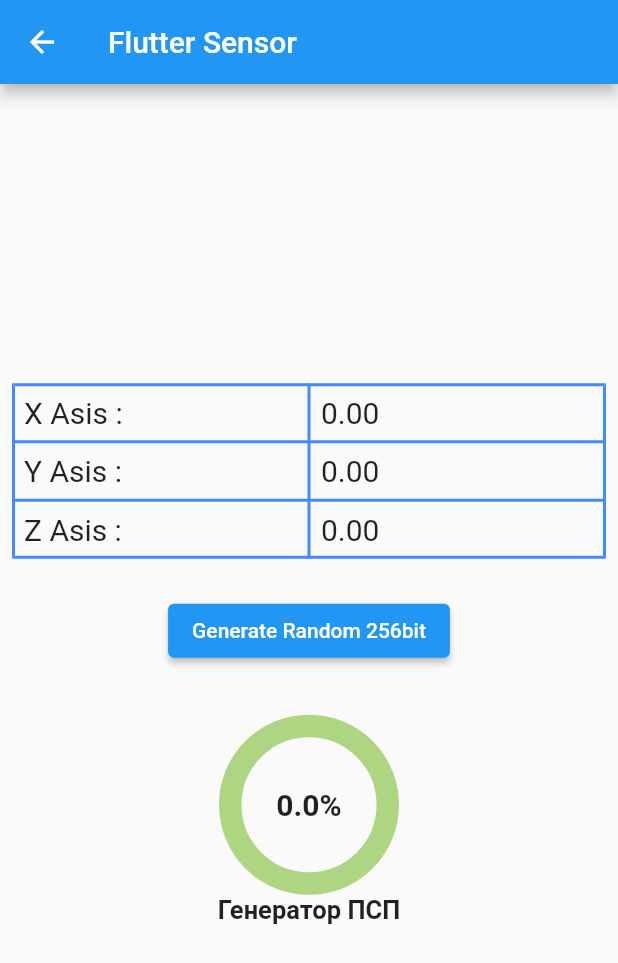
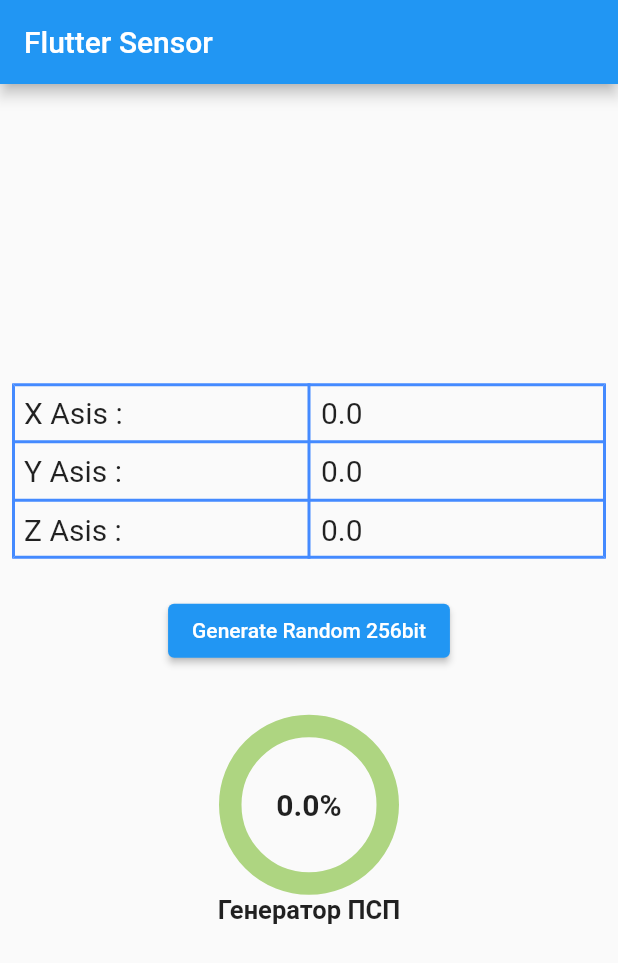
Before and after one commit to mentalitet/software-security-for-mobile-systems, a Flutter app: the AccelerometrPRSGenerator screen opened directly, on a phone screen of 412 x 824 dp. Shown: the top 963 px of the screen. Run offline on Flutter 3.47's test engine with Material 2 defaults, Android fonts, the light colour scheme and no system bars; drawn by our look-alikes of percent_indicator; our stand-ins replace sensors.

Commit message:
random generator

```diff
--- a/LAB_05(flutter_app)/flutter_app/lib/accelerometrPRSGenerator.dart
+++ b/LAB_05(flutter_app)/flutter_app/lib/accelerometrPRSGenerator.dart
@@ -172,7 +172,7 @@ class _AccelerometrPRSGeneratorState extends State<AccelerometrPRSGenerator> {
                         ),
                         Padding(
                           padding: const EdgeInsets.all(8.0),
-                          child: Text(x.toStringAsFixed(2),
+                          child: Text(x.toString(),
                               style: TextStyle(fontSize: 20.0)),
                         )
                       ],
@@ -188,7 +188,7 @@ class _AccelerometrPRSGeneratorState extends State<AccelerometrPRSGenerator> {
                         ),
                         Padding(
                           padding: const EdgeInsets.all(8.0),
-                          child: Text(y.toStringAsFixed(2),
+                          child: Text(y.toString(),
                               style: TextStyle(fontSize: 20.0)),
                         )
                       ],
@@ -204,7 +204,7 @@ class _AccelerometrPRSGeneratorState extends State<AccelerometrPRSGenerator> {
                         ),
                         Padding(
                           padding: const EdgeInsets.all(8.0),
-                          child: Text(z.toStringAsFixed(2),
+                          child: Text(z.toString(),
                               style: TextStyle(fontSize: 20.0)),
                         )
                       ],
--- a/LAB_05(flutter_app)/flutter_app/lib/main.dart
+++ b/LAB_05(flutter_app)/flutter_app/lib/main.dart
@@ -13,7 +13,7 @@ class MyApp extends StatelessWidget {
         primarySwatch: Colors.blue,
         visualDensity: VisualDensity.adaptivePlatformDensity,
       ),
-      home: KeyBoardPRSGenerator(),
+      home: AccelerometrPRSGenerator(),
     );
   }
 }
```
Also changed, not shown: 3 other files.
